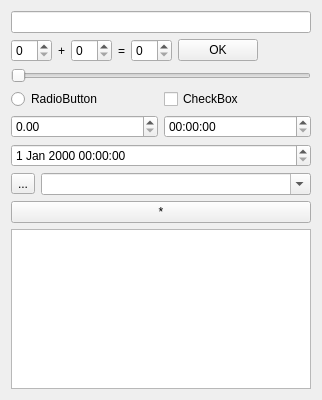
Above: Qt/my_programm/_For_tests/src/for_tests_mainbox/src/ui/for_tests_mainbox.ui from RinatB2017/mega_GIT before the change. Below: the same form after it.
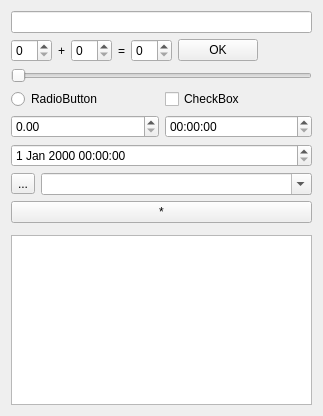
That is the form after the change.

Diff of the .ui file:
```diff
--- a/Qt/my_programm/_For_tests/src/for_tests_mainbox/src/ui/for_tests_mainbox.ui
+++ b/Qt/my_programm/_For_tests/src/for_tests_mainbox/src/ui/for_tests_mainbox.ui
@@ -6,8 +6,8 @@
    <rect>
     <x>0</x>
     <y>0</y>
-    <width>322</width>
-    <height>400</height>
+    <width>323</width>
+    <height>416</height>
    </rect>
   </property>
   <layout class="QVBoxLayout" name="verticalLayout">
@@ -132,6 +132,9 @@
      </property>
     </widget>
    </item>
+   <item>
+    <widget class="QWidget" name="widget" native="true"/>
+   </item>
    <item>
     <widget class="QTextEdit" name="te_test"/>
    </item>
```
